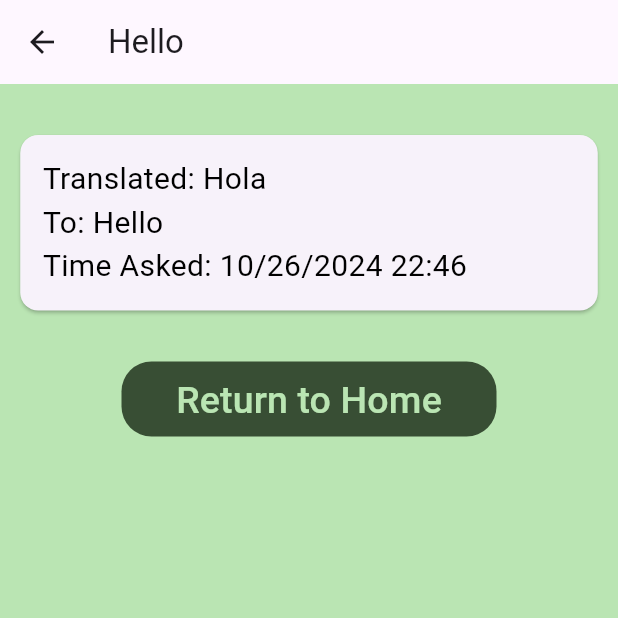
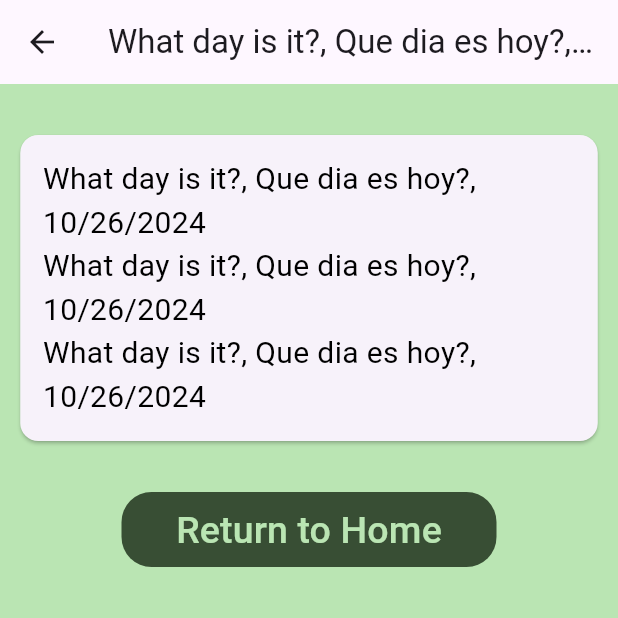
Before and after one commit to rav-nidhi/glorp, a Flutter app: the screen it shows after launch, after a tap on "What day is it?, Que dia es hoy?, 10/26/", on a phone screen of 412 x 824 dp, the top half of it. Run offline on Flutter 3.47's test engine with Material 3 defaults, Android fonts, the phone set to English and light mode, and no system bars.

Commit message:
i don't think we'll use this lol

```diff
--- a/lib/display.dart
+++ b/lib/display.dart
@@ -2,7 +2,17 @@ import 'package:flutter/material.dart';
 import 'main.dart';
 
 class Hello extends StatelessWidget {
-  const Hello({super.key});
+  String tFrom;
+  Hello({super.key, required this.tFrom});
+
+  // List<String> lines = tFrom.split('\n');
+//     for (String line in lines) {
+//       if (line.trim().isEmpty) continue; // Skip empty lines
+//       List<String> parts = line.split('.');
+//       if (parts.length == 3) {
+//         reinforceList.add(ReinforceVocab(parts[0].trim(), parts[1].trim(),parts[2].trim()));
+//       }
+//     }
 
   @override
   Widget build(BuildContext context) {
@@ -10,7 +20,7 @@ class Hello extends StatelessWidget {
     return Scaffold(
       backgroundColor: const Color.fromARGB(255, 186, 229, 179),
       appBar: AppBar(
-        title: const Text("Hello"),
+        title: Text(tFrom),
         surfaceTintColor: const Color.fromARGB(255, 186, 229, 179),
       ),
       body: SingleChildScrollView(
@@ -22,7 +32,7 @@ class Hello extends StatelessWidget {
                   width: 350,
                 )),
             spacer,
-            const Card(
+            Card(
                 clipBehavior: Clip.hardEdge,
                 child: SizedBox(
                     width: 385,
@@ -32,24 +42,24 @@ class Hello extends StatelessWidget {
                         Align(
                             alignment: Alignment.centerLeft,
                             child: Text(
-                              'Translated: Hola',
-                              style: TextStyle(
+                              tFrom,
+                              style: const TextStyle(
                                   color: Color.fromARGB(255, 0, 0, 0),
                                   fontSize: 20),
                             )),
                         Align(
                             alignment: Alignment.centerLeft,
                             child: Text(
-                              'To: Hello',
-                              style: TextStyle(
+                              tFrom,
+                              style: const TextStyle(
                                   color: Color.fromARGB(255, 0, 0, 0),
                                   fontSize: 20),
                             )),
                         Align(
                             alignment: Alignment.centerLeft,
                             child: Text(
-                              'Time Asked: 10/26/2024 22:46',
-                              style: TextStyle(
+                              tFrom,
+                              style: const TextStyle(
                                   color: Color.fromARGB(255, 0, 0, 0),
                                   fontSize: 20),
                             )),
--- a/lib/main.dart
+++ b/lib/main.dart
@@ -90,7 +90,7 @@
           splashColor: Colors.blue.withAlpha(30),
           onTap: () {
             Navigator.push(
-                context, MaterialPageRoute(builder: (_) => const Hello()));
+                context, MaterialPageRoute(builder: (_) => Hello(tFrom: i)));
           },
           child: Padding(
               padding: const EdgeInsets.all(15),
```
